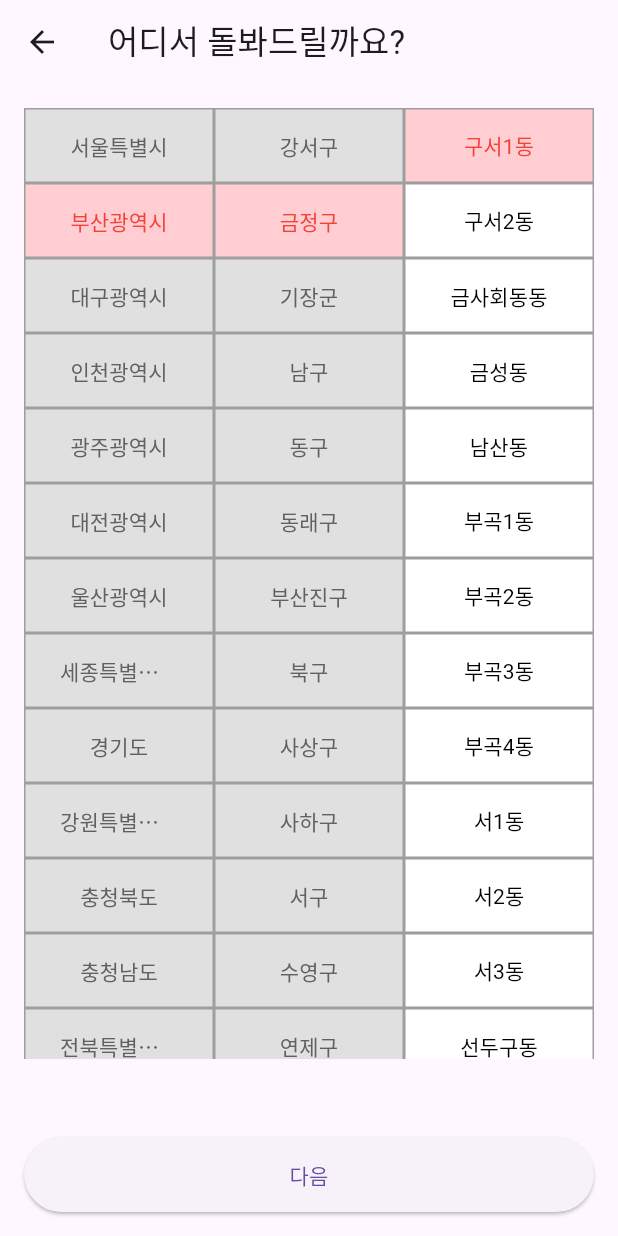
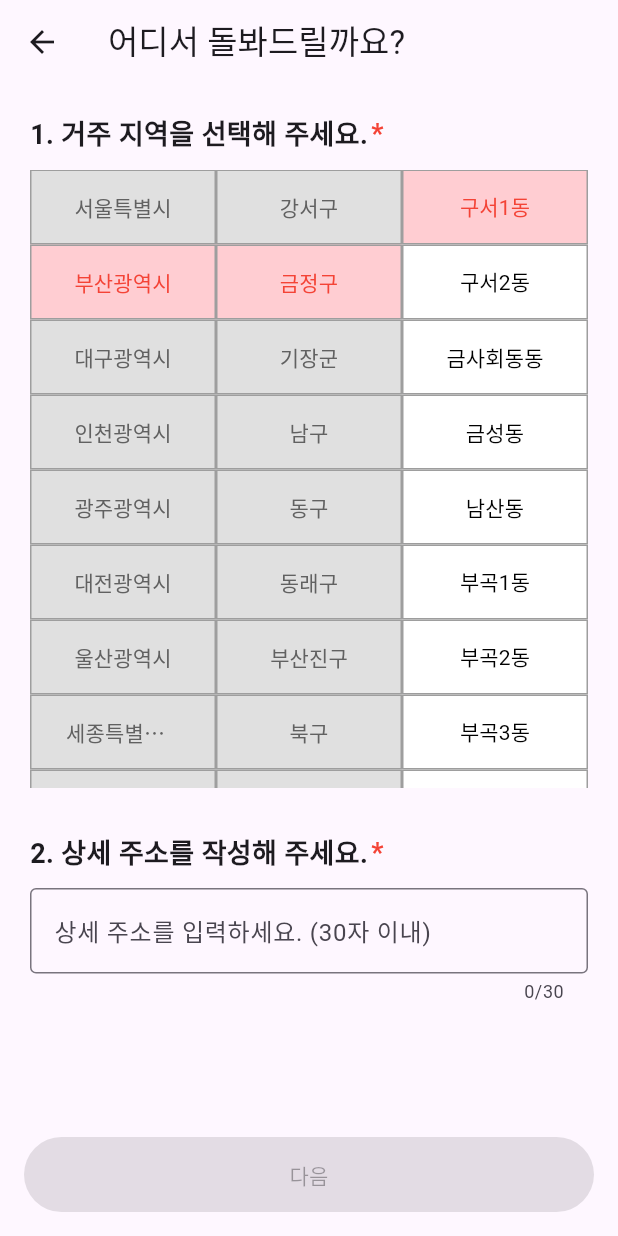
Before and after one commit to yujin10311/PNUSW-2024-team-05, a Flutter app: the RegisterSeniorScreen2 screen opened directly with empty values, on a phone screen of 412 x 824 dp. Run offline on Flutter 3.47's test engine with Material 3 defaults, Android fonts, the phone set to English and light mode, and no system bars; our stand-ins replace cloud_firestore, firebase_auth, firebase_core, firebase_storage, image_picker, shared_preferences and 2 more; missing offline and left inert: flutter_email_sender, google_mlkit_face_detection, tflite_flutter; accounts and stored records are empty.

Commit message:
시니어 측 가입 화면(2) 상세 주소 입력란 추가

```diff
--- a/WarmBoysApp/lib/screens/register/register_senior_screen_2.dart
+++ b/WarmBoysApp/lib/screens/register/register_senior_screen_2.dart
@@ -17,6 +17,9 @@ class _RegisterSeniorScreen2State extends State<RegisterSeniorScreen2> {
   String selectedCity = '부산광역시';
   String selectedDistrict = '금정구';
   String? selectedSubDistrict;
+  String detailedAddress = ''; // 상세 주소 저장
+
+  final TextEditingController _addressController = TextEditingController();
 
   Map<String, List<String>> cityDistrictMap = {
     '서울특별시': [],
@@ -79,26 +82,34 @@ class _RegisterSeniorScreen2State extends State<RegisterSeniorScreen2> {
   @override
   void initState() {
     super.initState();
-    _loadSavedSubDistrict();
+    _loadSavedAddress(); // 수정된 메서드 호출
   }
 
-  Future<void> _loadSavedSubDistrict() async {
+  Future<void> _loadSavedAddress() async {
+    // 저장된 동과 상세 주소 불러오기
     String? subDistrict = await SharedPreferencesHelper.getByKey('_dong');
+    String? savedDetailedAddress =
+        await SharedPreferencesHelper.getByKey('_detailedAddress');
+
+    setState(() {
       if (subDistrict != null) {
-      setState(() {
         selectedSubDistrict = subDistrict;
+      } else {
+        selectedSubDistrict = districtSubDistrictMap[selectedDistrict]![0];
+      }
+
+      if (savedDetailedAddress != null) {
+        detailedAddress = savedDetailedAddress;
+        _addressController.text = detailedAddress; // 텍스트 필드에 값 표시
+      }
     });
-    } else {
-      setState(() {
-        selectedSubDistrict = districtSubDistrictMap[selectedDistrict]![0];
-      });
-    }
   }
 
   Future<void> _saveLocationData() async {
     await SharedPreferencesHelper.saveData('_city', selectedCity);
     await SharedPreferencesHelper.saveData('_gu', selectedDistrict);
     await SharedPreferencesHelper.saveData('_dong', selectedSubDistrict!);
+    await SharedPreferencesHelper.saveData('_detailedAddress', detailedAddress);
   }
 
   @override
@@ -113,14 +124,38 @@ class _RegisterSeniorScreen2State extends State<RegisterSeniorScreen2> {
         ),
       ),
       body: Padding(
-        padding: const EdgeInsets.all(16.0),
+        padding: const EdgeInsets.all(20.0),
+        child: SingleChildScrollView(
           child: Column(
             children: [
-            Expanded(
-              child: Row(
+              Row(
+                mainAxisAlignment: MainAxisAlignment.start,
+                children: [
+                  Text(
+                    "1. 거주 지역을 선택해 주세요.",
+                    style: TextStyle(
+                      fontSize: 18,
+                      fontWeight: FontWeight.bold,
+                    ),
+                  ),
+                  SizedBox(width: 2),
+                  Text(
+                    "*",
+                    style: TextStyle(
+                      fontSize: 18,
+                      fontWeight: FontWeight.bold,
+                      color: Colors.red,
+                    ),
+                  ),
+                ],
+              ),
+              SizedBox(height: 10),
+              Row(
                 mainAxisAlignment: MainAxisAlignment.spaceEvenly,
                 children: [
                   Expanded(
+                    child: SizedBox(
+                      height: MediaQuery.of(context).size.height * 0.5,
                       child: SingleChildScrollView(
                         child: _buildButtonColumn(
                           cityDistrictMap.keys.toList(),
@@ -130,7 +165,10 @@ class _RegisterSeniorScreen2State extends State<RegisterSeniorScreen2> {
                         ),
                       ),
                     ),
+                  ),
                   Expanded(
+                      child: SizedBox(
+                    height: MediaQuery.of(context).size.height * 0.5,
                     child: SingleChildScrollView(
                       child: _buildButtonColumn(
                         cityDistrictMap[selectedCity]!,
@@ -139,8 +177,10 @@ class _RegisterSeniorScreen2State extends State<RegisterSeniorScreen2> {
                         true, // 2열은 비활성화
                       ),
                     ),
-                  ),
+                  )),
                   Expanded(
+                    child: SizedBox(
+                      height: MediaQuery.of(context).size.height * 0.5,
                       child: SingleChildScrollView(
                         child: _buildButtonColumn(
                           districtSubDistrictMap[selectedDistrict]!,
@@ -154,17 +194,53 @@ class _RegisterSeniorScreen2State extends State<RegisterSeniorScreen2> {
                         ),
                       ),
                     ),
+                  ),
                 ],
               ),
+              SizedBox(height: 30),
+              Row(
+                mainAxisAlignment: MainAxisAlignment.start,
+                children: [
+                  Text(
+                    "2. 상세 주소를 작성해 주세요.",
+                    style: TextStyle(
+                      fontSize: 18,
+                      fontWeight: FontWeight.bold,
                     ),
-            SizedBox(height: 20),
+                  ),
+                  SizedBox(width: 2),
+                  Text(
+                    "*",
+                    style: TextStyle(
+                      fontSize: 18,
+                      fontWeight: FontWeight.bold,
+                      color: Colors.red,
+                    ),
+                  ),
                 ],
+              ),
+              SizedBox(height: 10),
+              TextField(
+                controller: _addressController,
+                onChanged: (value) {
+                  setState(() {
+                    detailedAddress = value;
+                  });
+                },
+                maxLength: 30,
+                decoration: InputDecoration(
+                  border: OutlineInputBorder(),
+                  hintText: '상세 주소를 입력하세요. (30자 이내)',
+                ),
+              ),
+            ],
+          ),
         ),
       ),
       bottomNavigationBar: Padding(
         padding: const EdgeInsets.all(16.0),
         child: ElevatedButton(
-          onPressed: selectedSubDistrict != null
+          onPressed: selectedSubDistrict != null && detailedAddress.isNotEmpty
               ? () async {
                   await _saveLocationData();
                   widget.onNextPage();
```
Also changed, not shown: WarmBoysApp/lib/screens/profile/profile_screen.dart (added). Lines whose indentation alone changed are shown as unchanged.
